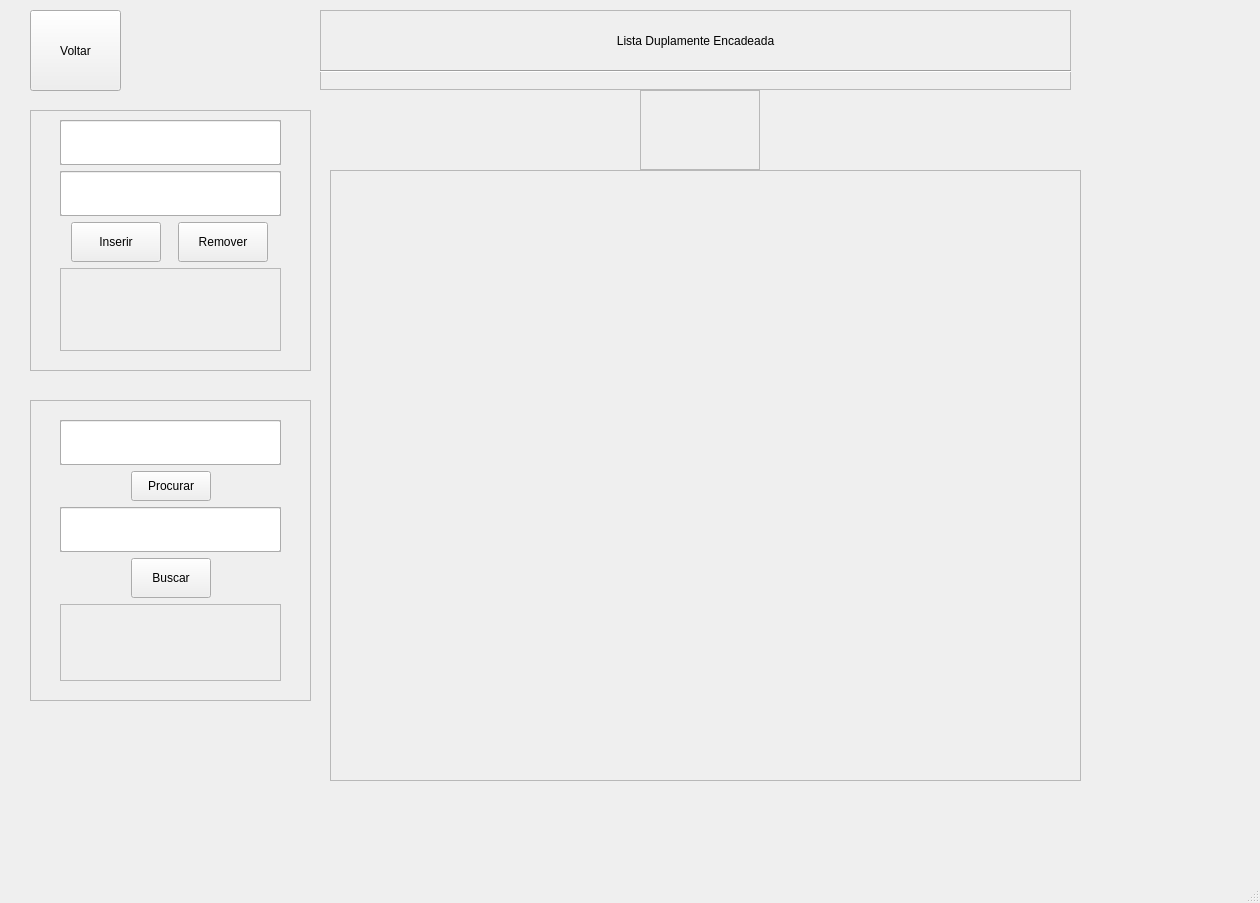
LPfontes/Projeto_estrutura_de-dados, file untitled4/janelaLDE.ui: the form before one commit.
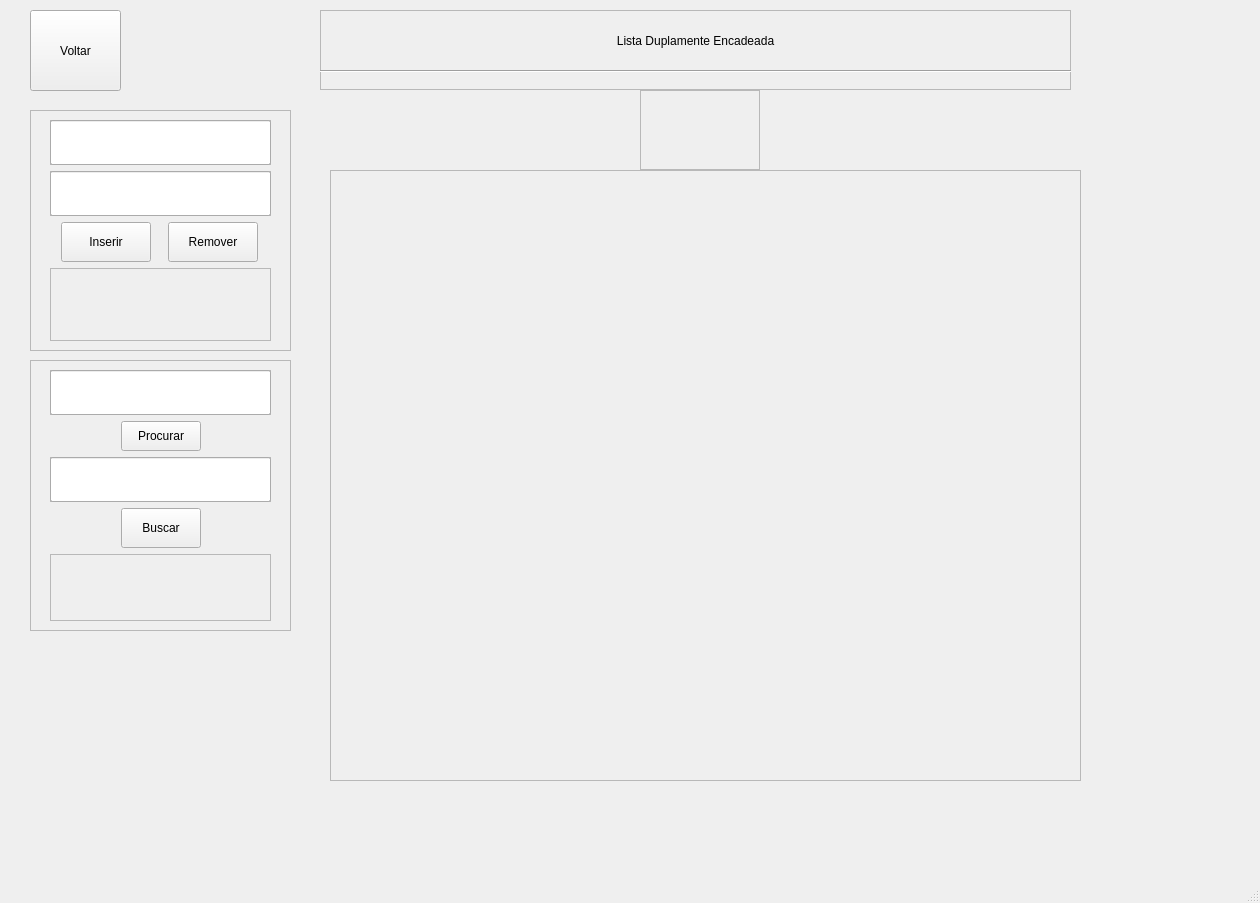
The form after the commit.

Patch:
```diff
--- a/untitled4/janelaLDE.ui
+++ b/untitled4/janelaLDE.ui
@@ -97,9 +97,9 @@
     <property name="geometry">
      <rect>
       <x>30</x>
-      <y>400</y>
-      <width>281</width>
-      <height>301</height>
+      <y>360</y>
+      <width>261</width>
+      <height>271</height>
      </rect>
     </property>
     <property name="layoutDirection">
@@ -114,10 +114,10 @@
     <widget class="QWidget" name="verticalLayoutWidget_3">
      <property name="geometry">
       <rect>
-       <x>30</x>
-       <y>20</y>
+       <x>20</x>
+       <y>10</y>
        <width>221</width>
-       <height>261</height>
+       <height>251</height>
       </rect>
      </property>
      <layout class="QVBoxLayout" name="Layout_menu_dados_2">
@@ -337,10 +337,16 @@
             <rect>
              <x>0</x>
              <y>0</y>
-             <width>221</width>
-             <height>41</height>
+             <width>220</width>
+             <height>70</height>
             </rect>
            </property>
+           <property name="sizePolicy">
+            <sizepolicy hsizetype="Maximum" vsizetype="Maximum">
+             <horstretch>0</horstretch>
+             <verstretch>0</verstretch>
+            </sizepolicy>
+           </property>
            <property name="text">
             <string/>
            </property>
@@ -360,8 +366,8 @@
      <rect>
       <x>30</x>
       <y>110</y>
-      <width>281</width>
-      <height>261</height>
+      <width>261</width>
+      <height>241</height>
      </rect>
     </property>
     <property name="layoutDirection">
@@ -376,10 +382,10 @@
     <widget class="QWidget" name="verticalLayoutWidget">
      <property name="geometry">
       <rect>
-       <x>30</x>
+       <x>20</x>
        <y>10</y>
        <width>221</width>
-       <height>231</height>
+       <height>221</height>
       </rect>
      </property>
      <layout class="QVBoxLayout" name="Layout_menu_dados">
@@ -544,8 +550,8 @@
             <rect>
              <x>0</x>
              <y>0</y>
-             <width>221</width>
-             <height>61</height>
+             <width>220</width>
+             <height>74</height>
             </rect>
            </property>
            <property name="text">
```
Left out of the diff: 2 changed lines with no effect on the pictures.
